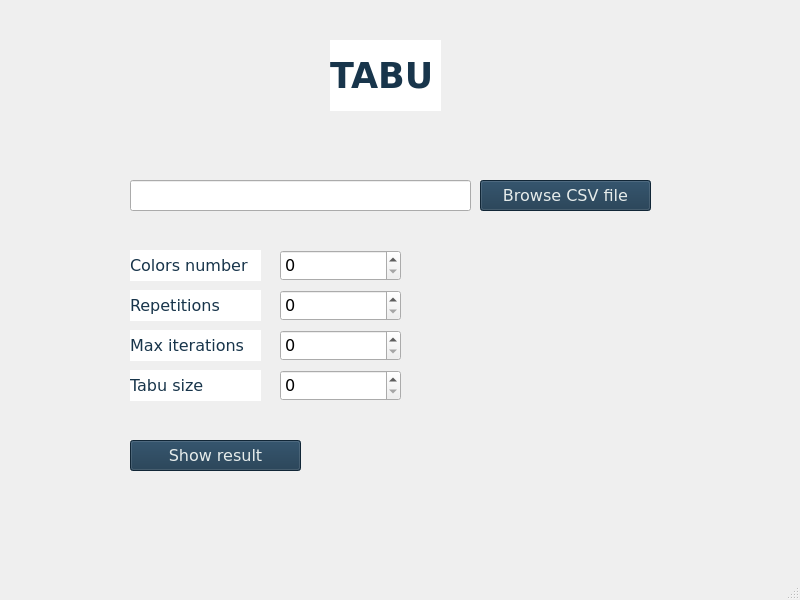
Qt form screens/ui_files/tabu.ui (0xdia/graph-coloring) before a commit.
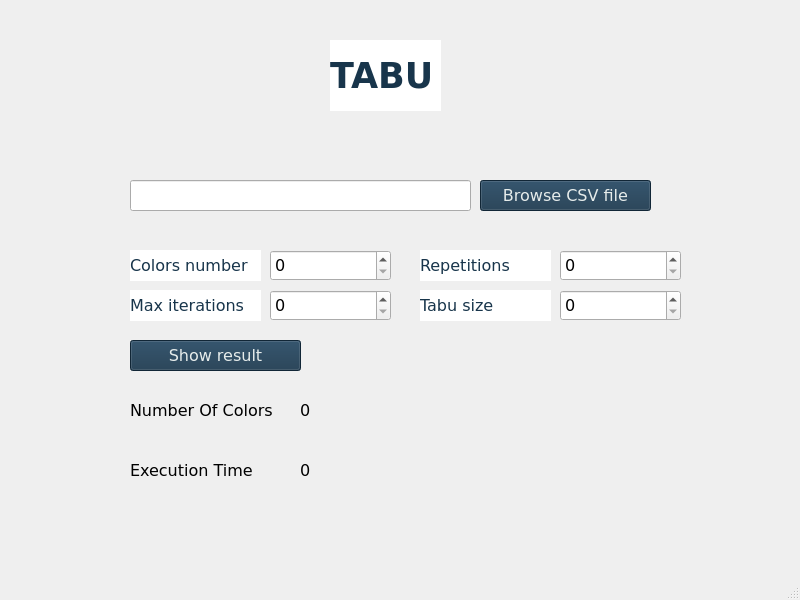
The same form after that commit.

The edit to the form file:
```diff
--- a/screens/ui_files/tabu.ui
+++ b/screens/ui_files/tabu.ui
@@ -83,7 +83,7 @@
     <property name="geometry">
      <rect>
       <x>130</x>
-      <y>440</y>
+      <y>340</y>
       <width>171</width>
       <height>31</height>
      </rect>
@@ -134,7 +134,7 @@
    <widget class="QSpinBox" name="colorsInput">
     <property name="geometry">
      <rect>
-      <x>280</x>
+      <x>270</x>
       <y>250</y>
       <width>121</width>
       <height>31</height>
@@ -153,8 +153,8 @@
    <widget class="QSpinBox" name="repsInput">
     <property name="geometry">
      <rect>
-      <x>280</x>
-      <y>290</y>
+      <x>560</x>
+      <y>250</y>
       <width>121</width>
       <height>31</height>
      </rect>
@@ -172,8 +172,8 @@
    <widget class="QLabel" name="label_2">
     <property name="geometry">
      <rect>
-      <x>130</x>
-      <y>290</y>
+      <x>420</x>
+      <y>250</y>
       <width>131</width>
       <height>31</height>
      </rect>
@@ -202,7 +202,7 @@
     <property name="geometry">
      <rect>
       <x>130</x>
-      <y>330</y>
+      <y>290</y>
       <width>131</width>
       <height>31</height>
      </rect>
@@ -230,8 +230,8 @@
    <widget class="QSpinBox" name="iteartionsInput">
     <property name="geometry">
      <rect>
-      <x>280</x>
-      <y>330</y>
+      <x>270</x>
+      <y>290</y>
       <width>121</width>
       <height>31</height>
      </rect>
@@ -249,8 +249,8 @@
    <widget class="QLabel" name="label_4">
     <property name="geometry">
      <rect>
-      <x>130</x>
-      <y>370</y>
+      <x>420</x>
+      <y>290</y>
       <width>131</width>
       <height>31</height>
      </rect>
@@ -278,8 +278,8 @@
    <widget class="QSpinBox" name="tabusizeInput">
     <property name="geometry">
      <rect>
-      <x>280</x>
-      <y>370</y>
+      <x>560</x>
+      <y>290</y>
       <width>121</width>
       <height>31</height>
      </rect>
@@ -294,6 +294,82 @@
      <number>50000</number>
     </property>
    </widget>
+   <widget class="QLabel" name="resultLabel1">
+    <property name="geometry">
+     <rect>
+      <x>130</x>
+      <y>400</y>
+      <width>151</width>
+      <height>21</height>
+     </rect>
+    </property>
+    <property name="font">
+     <font>
+      <family>Verdana</family>
+      <pointsize>12</pointsize>
+     </font>
+    </property>
+    <property name="text">
+     <string>Number Of Colors</string>
+    </property>
+   </widget>
+   <widget class="QLabel" name="result1">
+    <property name="geometry">
+     <rect>
+      <x>300</x>
+      <y>400</y>
+      <width>151</width>
+      <height>21</height>
+     </rect>
+    </property>
+    <property name="font">
+     <font>
+      <family>Verdana</family>
+      <pointsize>12</pointsize>
+     </font>
+    </property>
+    <property name="text">
+     <string>0</string>
+    </property>
+   </widget>
+   <widget class="QLabel" name="resultLabel2">
+    <property name="geometry">
+     <rect>
+      <x>130</x>
+      <y>460</y>
+      <width>151</width>
+      <height>21</height>
+     </rect>
+    </property>
+    <property name="font">
+     <font>
+      <family>Verdana</family>
+      <pointsize>12</pointsize>
+     </font>
+    </property>
+    <property name="text">
+     <string>Execution Time</string>
+    </property>
+   </widget>
+   <widget class="QLabel" name="result2">
+    <property name="geometry">
+     <rect>
+      <x>300</x>
+      <y>460</y>
+      <width>151</width>
+      <height>21</height>
+     </rect>
+    </property>
+    <property name="font">
+     <font>
+      <family>Verdana</family>
+      <pointsize>12</pointsize>
+     </font>
+    </property>
+    <property name="text">
+     <string>0</string>
+    </property>
+   </widget>
   </widget>
   <widget class="QMenuBar" name="menubar">
    <property name="geometry">
```
